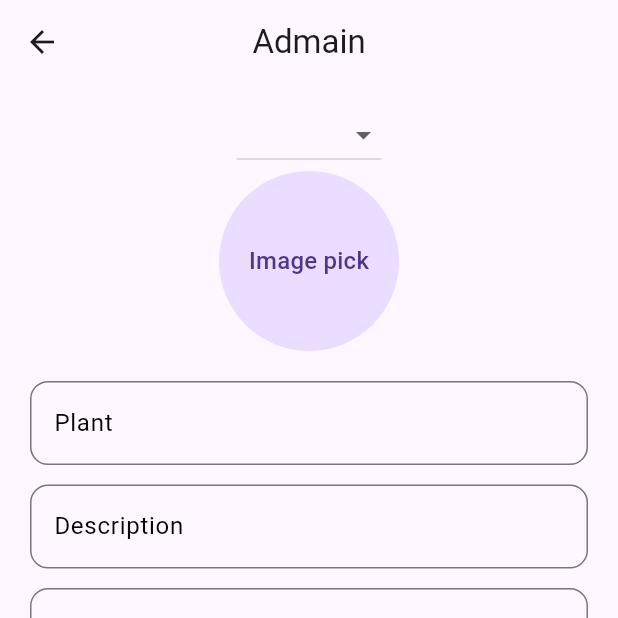
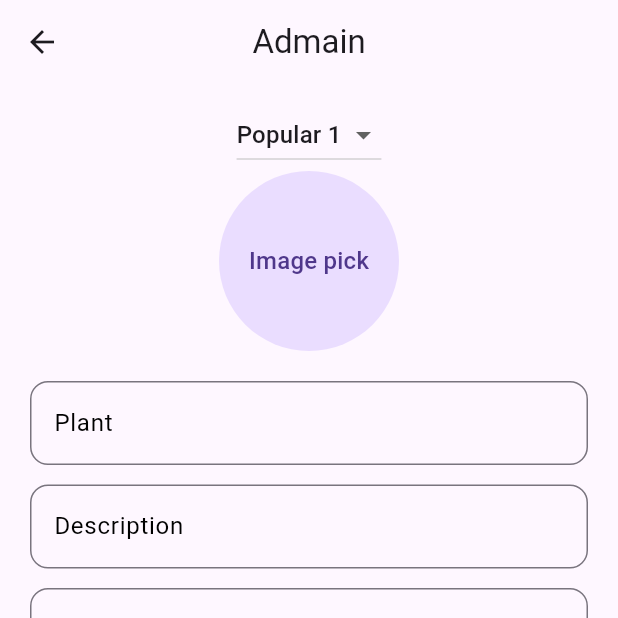
Before and after one commit to Muhammad-Adnan11/Plants-App, a Flutter app: the AdmainScreen screen opened directly, on a phone screen of 412 x 824 dp, the top half of it. Run offline on Flutter 3.47's test engine with Material 3 defaults, Android fonts, the light colour scheme and no system bars; our stand-ins replace awesome_bottom_bar, cloud_firestore, firebase_auth, firebase_core, firebase_storage, image_picker and 2 more; accounts and stored records are empty.

Commit message:
screens addition dropdownbutton

```diff
--- a/lib/UI/Screens/admain_screen/admain_screen.dart
+++ b/lib/UI/Screens/admain_screen/admain_screen.dart
@@ -26,16 +26,20 @@ class _AdmainScreenState extends State<AdmainScreen> {
       body: Padding(
         padding: const EdgeInsets.only(top: 10, left: 20, right: 20),
         child: SingleChildScrollView(
-          child: Column(
+          child: Consumer<AdminProvider>(
+            builder: (context, value, child) =>
+             Column(
               children: [
-              DropdownButton(items: admin.listitem.map((String item){
+                DropdownButton(
+                  value: admin.valuechoose,
+                  items: admin.listitem.map((String item){
                    return DropdownMenuItem(
                   value: item,
                   child:Text(item)
                  );
                   }).toList(),
                     onChanged: (String? newvalue){
-
+                    value.selectedcategory(newvalue);
                     },
                 ),
                 InkWell(
@@ -135,6 +139,7 @@ class _AdmainScreenState extends State<AdmainScreen> {
             ),
           ),
         ),
+      ),
     );
   }
 }
--- a/lib/UI/Screens/admain_screen/admin_screen_provider.dart
+++ b/lib/UI/Screens/admain_screen/admin_screen_provider.dart
@@ -9,8 +9,8 @@ class AdminProvider with ChangeNotifier{
   TextEditingController plantname=TextEditingController();
   TextEditingController plantDescription=TextEditingController();
   TextEditingController plantprice=TextEditingController();
-  String valuechoose='';
   List<String> listitem=['Popular 1', 'Outdoor 2','Indoor 3','Fashoin 4'];
+  var valuechoose='Popular 1';
   String _imageurl='';
   String _imagePath='';
   String get imageurl=>_imageurl;
@@ -50,4 +50,8 @@ class AdminProvider with ChangeNotifier{
     });
    notifyListeners();
   }
+  void selectedcategory(value){
+    valuechoose=value;
+    notifyListeners();
+  }
 }
```
Lines whose indentation alone changed are shown as unchanged.
